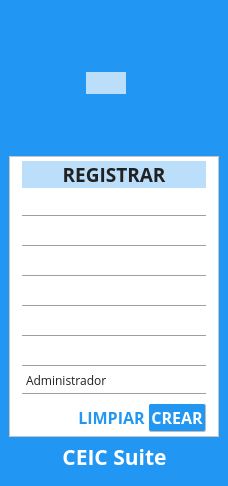
The window that interface/qt/ui/login.ui (usbceic/ceic-sv) describes before a commit, drawn with Qt 5.
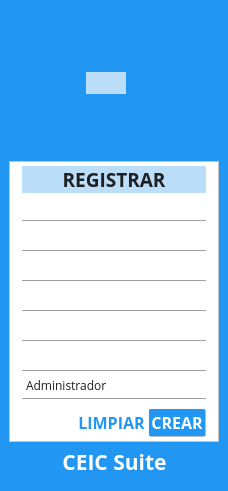
The same window after the commit. Icons and pictures are not drawn.

Commit message: Mejoras en el login

What changed in the file:
```diff
--- a/interface/qt/ui/login.ui
+++ b/interface/qt/ui/login.ui
@@ -7,7 +7,7 @@
     <x>0</x>
     <y>0</y>
     <width>228</width>
-    <height>486</height>
+    <height>491</height>
    </rect>
   </property>
   <property name="focusPolicy">
@@ -1064,6 +1064,19 @@
                     </item>
                    </layout>
                   </item>
+                  <item>
+                   <spacer name="horizontalSpacer_18">
+                    <property name="orientation">
+                     <enum>Qt::Horizontal</enum>
+                    </property>
+                    <property name="sizeHint" stdset="0">
+                     <size>
+                      <width>40</width>
+                      <height>5</height>
+                     </size>
+                    </property>
+                   </spacer>
+                  </item>
                  </layout>
                 </item>
                </layout>
```
